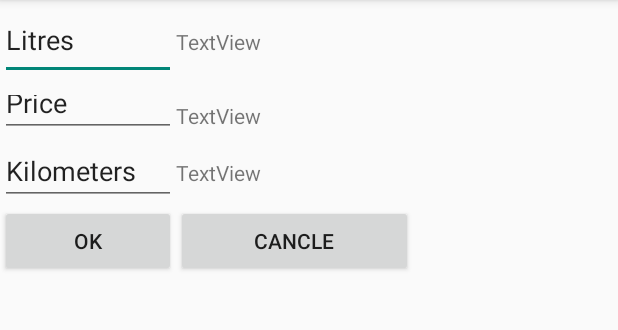
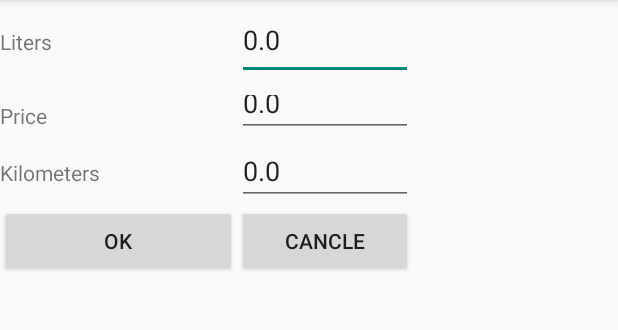
Before and after one commit to pill0027/Automobile-Project, an Android app: the screen it shows after launch (AddGasoline), on a phone screen of 412 x 824 dp, the part 84-414 px from its top. Run offline under Robolectric (Android 15) with nearby library versions, the phone set to English and light mode, and no system bars.

```diff
--- a/app/src/main/AndroidManifest.xml
+++ b/app/src/main/AndroidManifest.xml
@@ -9,9 +9,7 @@
         android:roundIcon="@mipmap/ic_launcher_round"
         android:supportsRtl="true"
         android:theme="@style/AppTheme">
-        <activity android:name=".MainActivity">
-
-        </activity>
+        <activity android:name=".MainActivity"></activity>
         <activity android:name=".AddGasoline">
             <intent-filter>
                 <action android:name="android.intent.action.MAIN" />
--- a/app/src/main/java/com/example/krishnaveni/automobile/AddGasoline.java
+++ b/app/src/main/java/com/example/krishnaveni/automobile/AddGasoline.java
@@ -2,58 +2,66 @@ package com.example.krishnaveni.automobile;
 
 import android.app.Activity;
 import android.content.ContentValues;
+import android.content.Intent;
+import android.database.Cursor;
 import android.database.sqlite.SQLiteDatabase;
 import android.os.Bundle;
+import android.util.Log;
 import android.view.View;
 import android.widget.Button;
 import android.widget.TextView;
+
+import static android.content.ContentValues.TAG;
 
 public class AddGasoline extends Activity implements View.OnClickListener{
     private TextView literText;
     private  TextView priceText;
     private  TextView kilometerText;
-    private Button okButton;
-    private Button cancelButton;
-    private  AutomobileDatabaseHelper automobileDatabaseHelper;
+    private Button okButton=null;
+    private Button cancelButton=null;
+    private  AutomobileDatabaseHelper automobileDatabaseHelper=new AutomobileDatabaseHelper(this);
+    ;
+    private  SQLiteDatabase db=null;
 
     @Override
     protected void onCreate(Bundle savedInstanceState){
         super.onCreate(savedInstanceState);
+        setContentView(R.layout.activity_add_gasoline);
         literText=findViewById(R.id.literText);
         priceText=findViewById(R.id.priceText);
         kilometerText=findViewById(R.id.kilometersText);
-        okButton=findViewById(R.id.okButton);
+        okButton=(Button)findViewById(R.id.okButton);
         cancelButton=findViewById(R.id.cancle);
-        automobileDatabaseHelper=new AutomobileDatabaseHelper(this);
         okButton.setOnClickListener(this);
         cancelButton.setOnClickListener(this);
-
-        setContentView(R.layout.activity_add_gasoline);
     }
-
     @Override
     public void onClick(View view) {
         double liters=0.0d;
         double kilometers=0.0d;
         double price=0.0d;
         if(view.getId()==R.id.okButton){
-            liters=Double.parseDouble((String) literText.getText());
-            kilometers=Double.parseDouble((String)kilometerText.getText());
-            price=Double.parseDouble((String) priceText.getText());
-            SQLiteDatabase db = automobileDatabaseHelper.getWritableDatabase();
+
+            liters=Double.parseDouble(""+literText.getText());
+            kilometers=Double.parseDouble(""+kilometerText.getText());
+            price=Double.parseDouble(""+priceText.getText());
+            db = automobileDatabaseHelper.getWritableDatabase();
             // Create a new map of values, where column names are the keys
             ContentValues values = new ContentValues();
             values.put(automobileDatabaseHelper.KEY_LITER,liters);
             values.put(automobileDatabaseHelper.KEY_PRICE,price);
             values.put(automobileDatabaseHelper.KEY_KILOMETER,kilometers);
-
             // Insert the new row, returning the primary key value of the new row
             long newRowId = db.insert(automobileDatabaseHelper.TABLE_NAME, null, values);
-
-        }
+         }
         if(view.getId()==R.id.cancle){
-            this.finish();
+            this.finish();}
         }
 
-        }
+    @Override
+    protected void onDestroy() {
+        Log.i(TAG, "In onDestroy: ");
+        automobileDatabaseHelper.close();
+        super.onDestroy();
+    }
 }
--- a/app/src/main/res/layout/activity_add_gasoline.xml
+++ b/app/src/main/res/layout/activity_add_gasoline.xml
@@ -9,70 +9,67 @@
         android:layout_width="368dp"
         android:layout_height="495dp"
         tools:layout_editor_absoluteX="8dp"
-        tools:layout_editor_absoluteY="8dp">
+        tools:layout_editor_absoluteY="8dp"
+        tools:ignore="MissingConstraints">
         <TableRow
             android:layout_width="match_parent"
             android:layout_height="match_parent">
-
+            <TextView
+                android:id="@+id/litresLabel"
+                android:layout_width="158dp"
+                android:layout_height="35dp"
+                android:text="Liters"
+                tools:layout_editor_absoluteX="184dp"
+                tools:layout_editor_absoluteY="16dp" />
         <EditText
-            android:id="@+id/litresLabel"
+            android:id="@+id/literText"
             android:layout_width="101dp"
             android:layout_height="53dp"
             android:ems="10"
-            android:inputType="textPersonName"
-            android:text="Litres"
+            android:inputType="number"
+            android:text="0.0"
             tools:layout_editor_absoluteX="16dp"
             tools:layout_editor_absoluteY="9dp" />
-
-        <TextView
-            android:id="@+id/literText"
-            android:layout_width="158dp"
-            android:layout_height="35dp"
-            android:text="TextView"
-            tools:layout_editor_absoluteX="184dp"
-            tools:layout_editor_absoluteY="16dp" />
         </TableRow>
         <TableRow
             android:layout_width="match_parent"
             android:layout_height="match_parent">
+            <TextView
+                android:id="@+id/priceLabel"
+                android:layout_width="155dp"
+                android:layout_height="24dp"
+                android:text="Price"
+                tools:layout_editor_absoluteX="184dp"
+                tools:layout_editor_absoluteY="117dp" />
             <EditText
-                android:id="@+id/priceLabel"
+                android:id="@+id/priceText"
                 android:layout_width="104dp"
                 android:layout_height="38dp"
                 android:ems="10"
-                android:inputType="textPersonName"
-                android:text="Price"
+                android:inputType="number"
+                android:text="0.0"
                 tools:layout_editor_absoluteX="16dp"
                 tools:layout_editor_absoluteY="125dp" />
-
-            <TextView
-                android:id="@+id/priceText"
-                android:layout_width="155dp"
-                android:layout_height="24dp"
-                android:text="TextView"
-                tools:layout_editor_absoluteX="184dp"
-                tools:layout_editor_absoluteY="117dp" />
         </TableRow>
         <TableRow
             android:layout_width="match_parent"
             android:layout_height="match_parent">
+            <TextView
+                android:id="@+id/kilometersLabel"
+                android:layout_width="149dp"
+                android:layout_height="37dp"
+                android:text="Kilometers"
+                tools:layout_editor_absoluteX="184dp"
+                tools:layout_editor_absoluteY="201dp" />
             <EditText
-                android:id="@+id/kilometersLabel"
+                android:id="@+id/kilometersText"
                 android:layout_width="117dp"
                 android:layout_height="wrap_content"
                 android:ems="10"
-                android:inputType="textPersonName"
-                android:text="Kilometers"
+                android:inputType="number"
+                android:text="0.0"
                 tools:layout_editor_absoluteX="16dp"
                 tools:layout_editor_absoluteY="199dp" />
-
-            <TextView
-                android:id="@+id/kilometersText"
-                android:layout_width="149dp"
-                android:layout_height="37dp"
-                android:text="TextView"
-                tools:layout_editor_absoluteX="184dp"
-                tools:layout_editor_absoluteY="201dp" />
         </TableRow>
         <TableRow
             android:layout_width="match_parent"
@@ -84,7 +81,6 @@
                 android:text="OK"
                 tools:layout_editor_absoluteX="64dp"
                 tools:layout_editor_absoluteY="289dp" />
-
             <Button
                 android:id="@+id/cancle"
                 android:layout_width="wrap_content"
```
Also changed, not shown: app/src/main/java/com/example/krishnaveni/automobile/AutomobileDatabaseHelper.java (+7 -2 lines).
